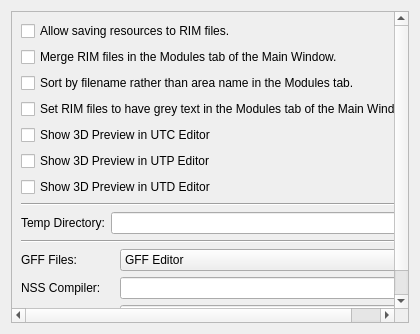
The window that Tools/HolocronToolset/src/ui/widgets/settings/misc.ui (NickHugi/PyKotor) describes before a commit, drawn with Qt 5.
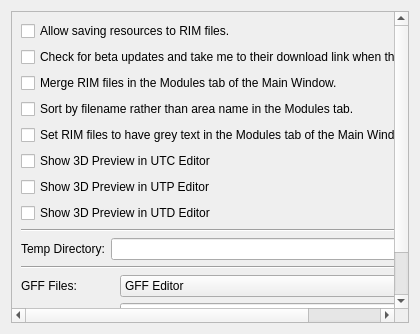
The same window after the commit.

Commit message:
Add beta update channel to the toolset. (#61)
* add beta update channel

* Update README.md status badges.

* Update README.md status badges.

* use correct update version

---------

```diff
--- a/Tools/HolocronToolset/src/ui/widgets/settings/misc.ui
+++ b/Tools/HolocronToolset/src/ui/widgets/settings/misc.ui
@@ -36,6 +36,13 @@
          </property>
         </widget>
        </item>
+       <item>
+        <widget class="QCheckBox" name="useBetaChannel">
+         <property name="text">
+          <string>Check for beta updates and take me to their download link when they&apos;re available.</string>
+         </property>
+        </widget>
+       </item>
        <item>
         <widget class="QCheckBox" name="mergeRimCheck">
          <property name="text">
```
The commit also changes 11 other files.
